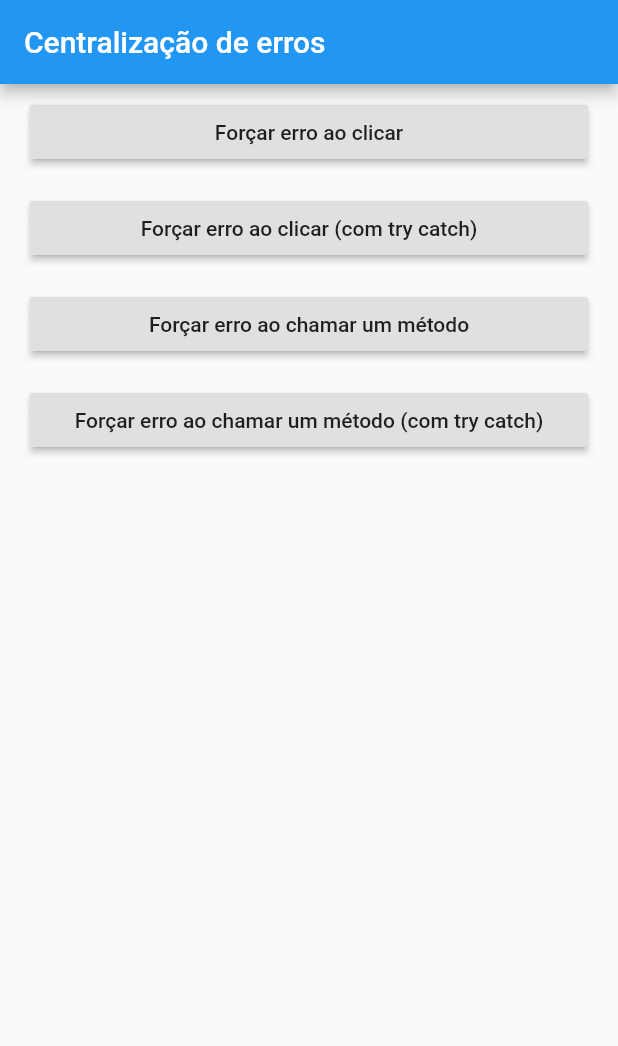
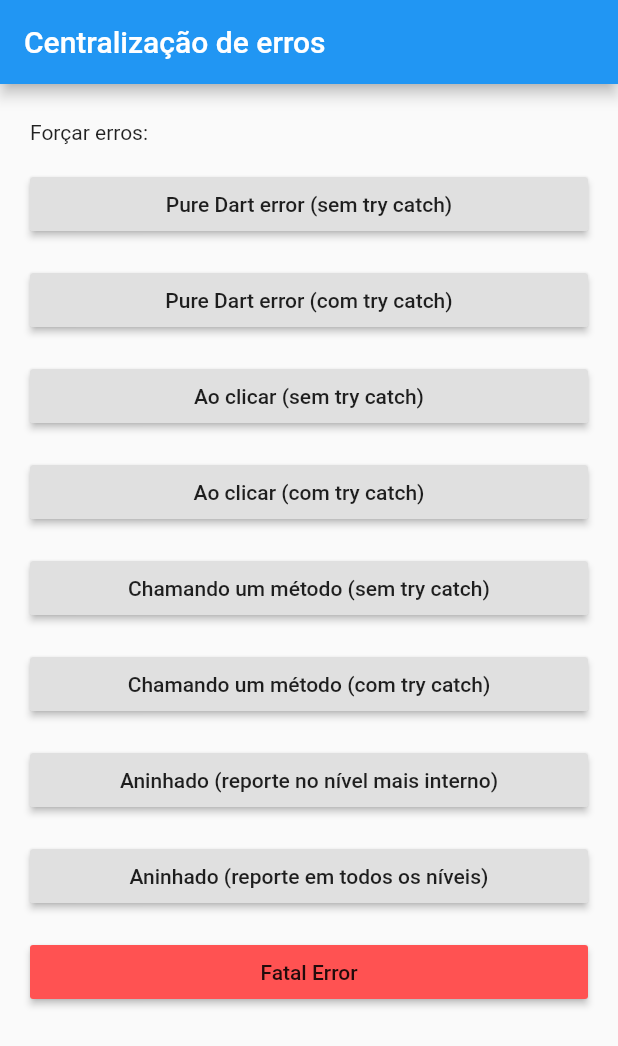
Before and after one commit to leohsmedeiros/Flutter-Global-Error-Handling, a Flutter app: the screen it shows after launch, on a phone screen of 412 x 824 dp. Shown: the top 1046 px of the screen. Run offline on Flutter 3.47's test engine with Material 2 defaults, Android fonts, the phone set to English and light mode, and no system bars.

Commit message:
full example

```diff
--- a/lib/home_page.dart
+++ b/lib/home_page.dart
@@ -0,0 +1,152 @@
+import 'package:flutter/material.dart';
+import 'package:global_error_handling/report_error.dart';
+
+class HomePage extends StatefulWidget {
+  @override
+  _HomePageState createState() => _HomePageState();
+}
+
+class _HomePageState extends State<HomePage> {
+  String textContent = '';
+
+  @override
+  Widget build(BuildContext context) {
+    EdgeInsets paddingEdges =
+        const EdgeInsets.only(top: 8.0, bottom: 8.0, left: 20.0, right: 20.0);
+
+    Future<String> longFunction() async {
+      await Future.delayed(Duration(seconds: 10), () {});
+      return "Value";
+    }
+
+    return Scaffold(
+      appBar: AppBar(
+        title: Text('Centralização de erros'),
+      ),
+      body: Center(
+        child: Column(
+          crossAxisAlignment: CrossAxisAlignment.start,
+          children: <Widget>[
+            Text(textContent),
+            Container(padding: paddingEdges, child: Text('Forçar erros: ')),
+            Container(
+              padding: paddingEdges,
+              width: double.infinity,
+              child: RaisedButton(
+                  child: Text('Pure Dart error (sem try catch)'),
+                  onPressed: () async {
+                    await longFunction().timeout(Duration(seconds: 1));
+                  }),
+            ),
+            Container(
+              padding: paddingEdges,
+              width: double.infinity,
+              child: RaisedButton(
+                  child: Text('Pure Dart error (com try catch)'),
+                  onPressed: () async {
+                    try {
+                      await longFunction().timeout(Duration(seconds: 1));
+                    } catch(e, stackTrace) {
+                      ReportError.report(error: e, stack: stackTrace);
+                    }
+                  }),
+            ),
+            Container(
+              padding: paddingEdges,
+              width: double.infinity,
+              child: RaisedButton(
+                  child: Text('Ao clicar (sem try catch)'),
+                  onPressed: () =>
+                      throw Exception('teste de erro (exception)')),
+            ),
+            Container(
+              padding: paddingEdges,
+              width: double.infinity,
+              child: RaisedButton(
+                  child: Text('Ao clicar (com try catch)'),
+                  onPressed: () {
+                    try {
+                      throw ('teste de erro tratado');
+                    } catch (e, stackTrace) {
+                      ReportError.report(error: e, stack: stackTrace);
+                      print('tratamento do erro: $e');
+                      // throw e;
+                    }
+                  }),
+            ),
+            Container(
+              padding: paddingEdges,
+              width: double.infinity,
+              child: RaisedButton(
+                  child: Text('Chamando um método (sem try catch)'),
+                  onPressed: () => _metodoComErro()),
+            ),
+            Container(
+              padding: paddingEdges,
+              width: double.infinity,
+              child: RaisedButton(
+                  child: Text('Chamando um método (com try catch)'),
+                  onPressed: () {
+                    try {
+                      _metodoComErro();
+                    } catch (e) {
+                      ReportError.report(error: e);
+                      print('tratamento do erro: $e');
+                    }
+                  }),
+            ),
+            Container(
+              padding: paddingEdges,
+              width: double.infinity,
+              child: RaisedButton(
+                  child: Text('Aninhado (reporte no nível mais interno)'),
+                  onPressed: () {
+                    try {
+                      _metodoComErro();
+                    } catch (e) {
+                      try {
+                        throw Exception(e.toString());
+                      } on Exception catch (e2) {
+                        print('tratamento do erro: $e2');
+                        ReportError.report(error: e2);
+                      }
+                    }
+                  }),
+            ),
+            Container(
+              padding: paddingEdges,
+              width: double.infinity,
+              child: RaisedButton(
+                  child: Text('Aninhado (reporte em todos os níveis)'),
+                  onPressed: () {
+                    try {
+                      _metodoComErro();
+                    } catch (e) {
+                      try {
+                        ReportError.report(error: e);
+                        throw Exception(e.toString());
+                      } on Exception catch (e2) {
+                        print('tratamento do erro: $e2');
+                        ReportError.report(error: e2);
+                      }
+                    }
+                  }),
+            ),
+            Container(
+              padding: paddingEdges,
+              width: double.infinity,
+              child: RaisedButton(
+                  color: Colors.redAccent,
+                  child: Text('Fatal Error'),
+                  onPressed: () => setState(() => textContent = null)),
+            ),
+          ],
+        ),
+      ),
+    );
+  }
+
+  _metodoComErro() {
+    throw ('teste de erro em método');
+  }
+}
--- a/lib/main.dart
+++ b/lib/main.dart
@@ -1,30 +1,31 @@
 import 'dart:async';
 
 import 'package:flutter/material.dart';
+import 'package:global_error_handling/home_page.dart';
 
 void main() async {
+
+  runZonedGuarded<Future>(() async {
     WidgetsFlutterBinding.ensureInitialized();
+
     FlutterError.onError = (FlutterErrorDetails details) {
       //this line prints the default flutter gesture caught exception in console
       // FlutterError.dumpErrorToConsole(details);
 
-
       debugPrint("=================== CAUGHT DART ERROR ===================");
-    debugPrint("Context description :  ${details.context.toDescription()}");
+      debugPrint("Library :  ${details.library}");
+      debugPrint("Description :  ${details.context?.toDescription() ?? ''}");
+      debugPrint("Level :  ${details.context?.level?.toString() ?? ''}");
       debugPrint("Error :  ${details.exception}");
-    // debugPrint("StackTrace: ${details.stack}");
-    debugPrintStack(stackTrace: details.stack, label: "StackTrace");
+      debugPrintStack(stackTrace: details.stack, label: "StackTrace : ");
       debugPrint("=========================================================");
     };
-  // runApp(MyApp());
 
-  runZoned<Future<void>>(() async {
     runApp(MyApp());
-  }, onError: (error, stackTrace) {
-    // Whenever an error occurs, call the `_reportError` function. This sends
-    // Dart errors to the dev console or Sentry depending on the environment.
-    // _reportError(error, stackTrace);
-    print('on error runZoned');
+  }, (error, stackTrace) {
+    debugPrint("=================== CAUGHT runZonedGuarded ERROR ===================");
+    FlutterError.reportError(FlutterErrorDetails(exception: error, stack: stackTrace));
+    debugPrint("=========================================================");
   });
 }
 
@@ -36,9 +37,6 @@ class MyApp extends StatefulWidget {
 class _MyAppState extends State<MyApp> {
   @override
   Widget build(BuildContext context) {
-    EdgeInsets paddingEdges =
-        const EdgeInsets.only(top: 8.0, bottom: 8.0, left: 20.0, right: 20.0);
-
     return MaterialApp(
       title: 'Flutter Demo',
       debugShowCheckedModeBanner: false,
@@ -46,63 +44,7 @@ class _MyAppState extends State<MyApp> {
         primarySwatch: Colors.blue,
         visualDensity: VisualDensity.adaptivePlatformDensity,
       ),
-      home: Scaffold(
-        appBar: AppBar(
-          title: Text('Centralização de erros'),
-        ),
-        body: Center(
-          child: Column(
-            children: <Widget>[
-              Container(
-                padding: paddingEdges,
-                width: double.infinity,
-                child: RaisedButton(
-                    child: Text('Forçar erro ao clicar'),
-                    onPressed: () => throw Exception('teste de erro (exception)')),
-              ),
-              Container(
-                padding: paddingEdges,
-                width: double.infinity,
-                child: RaisedButton(
-                    child: Text('Forçar erro ao clicar (com try catch)'),
-                    onPressed: () {
-                      try {
-                        throw ('teste de erro tratado');
-                      } catch (e) {
-                        print('tratamento do erro: $e');
-                        throw e;
-                      }
-                    }),
-              ),
-              Container(
-                padding: paddingEdges,
-                width: double.infinity,
-                child: RaisedButton(
-                    child: Text('Forçar erro ao chamar um método'),
-                    onPressed: () => _metodoComErro()),
-              ),
-              Container(
-                padding: paddingEdges,
-                width: double.infinity,
-                child: RaisedButton(
-                    child:
-                        Text('Forçar erro ao chamar um método (com try catch)'),
-                    onPressed: () {
-                      try {
-                        _metodoComErro();
-                      } catch (e) {
-                        print('tratamento do erro: $e');
-                      }
-                    }),
-              ),
-            ],
-          ),
-        ),
-      ),
+      home: HomePage(),
     );
   }
-
-  _metodoComErro() {
-    throw ('teste de erro em método');
 }
-}
```
Also changed, not shown: lib/report_error.dart (+6 -29 lines). Lines whose indentation alone changed are shown as unchanged.
